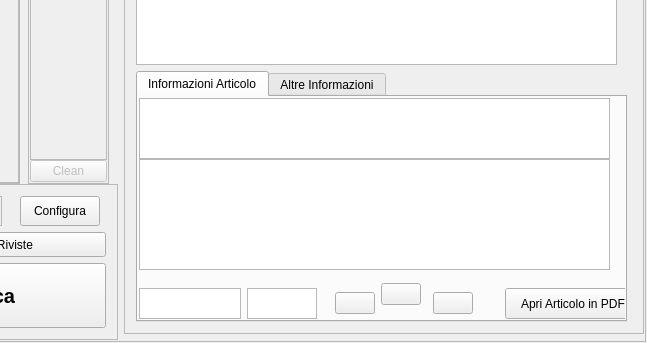
simon-r/LeScienze500, file lescienze500.ui: the form before one commit; both pictures show x 451 to 1098 and y 398 to 741 of the 1098 by 741 pixel window.
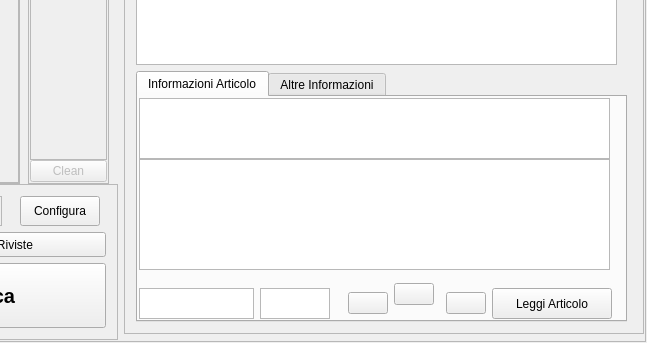
The form after the commit. Icons and pictures are not drawn.

```diff
--- a/lescienze500.ui
+++ b/lescienze500.ui
@@ -139,7 +139,7 @@
                <property name="margin">
                 <number>1</number>
                </property>
-               <item row="0" column="0" colspan="13">
+               <item row="0" column="0" colspan="12">
                 <widget class="QTextBrowser" name="MostraTitolo">
                  <property name="minimumSize">
                   <size>
@@ -259,20 +259,24 @@
                  </property>
                 </spacer>
                </item>
-               <item row="4" column="9">
+               <item row="4" column="8">
                 <widget class="QPushButton" name="ApriPDF_A">
                  <property name="minimumSize">
                   <size>
-                   <width>136</width>
+                   <width>120</width>
                    <height>31</height>
                   </size>
                  </property>
                  <property name="text">
-                  <string>Apri Articolo in PDF</string>
+                  <string>Leggi Articolo</string>
+                 </property>
+                 <property name="icon">
+                  <iconset resource="crystal.qrc">
+                   <normaloff>:/icons/crystal/pdf_icon.jpg</normaloff>:/icons/crystal/pdf_icon.jpg</iconset>
                  </property>
                 </widget>
                </item>
-               <item row="4" column="12">
+               <item row="4" column="11">
                 <spacer name="horizontalSpacer_11">
                  <property name="orientation">
                   <enum>Qt::Horizontal</enum>
@@ -285,22 +289,6 @@
                  </property>
                 </spacer>
                </item>
-               <item row="4" column="8">
-                <spacer name="horizontalSpacer_12">
-                 <property name="orientation">
-                  <enum>Qt::Horizontal</enum>
-                 </property>
-                 <property name="sizeType">
-                  <enum>QSizePolicy::Fixed</enum>
-                 </property>
-                 <property name="sizeHint" stdset="0">
-                  <size>
-                   <width>20</width>
-                   <height>20</height>
-                  </size>
-                 </property>
-                </spacer>
-               </item>
                <item row="3" column="5" rowspan="2">
                 <widget class="QPushButton" name="addFavoriti">
                  <property name="toolTip">
```
